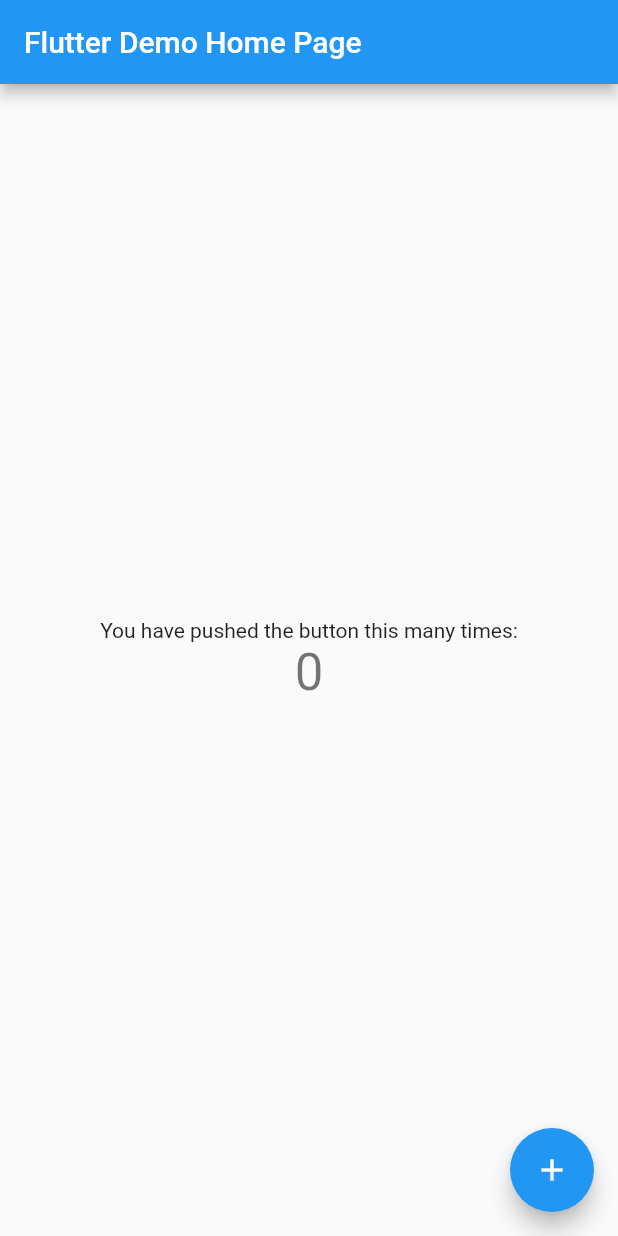
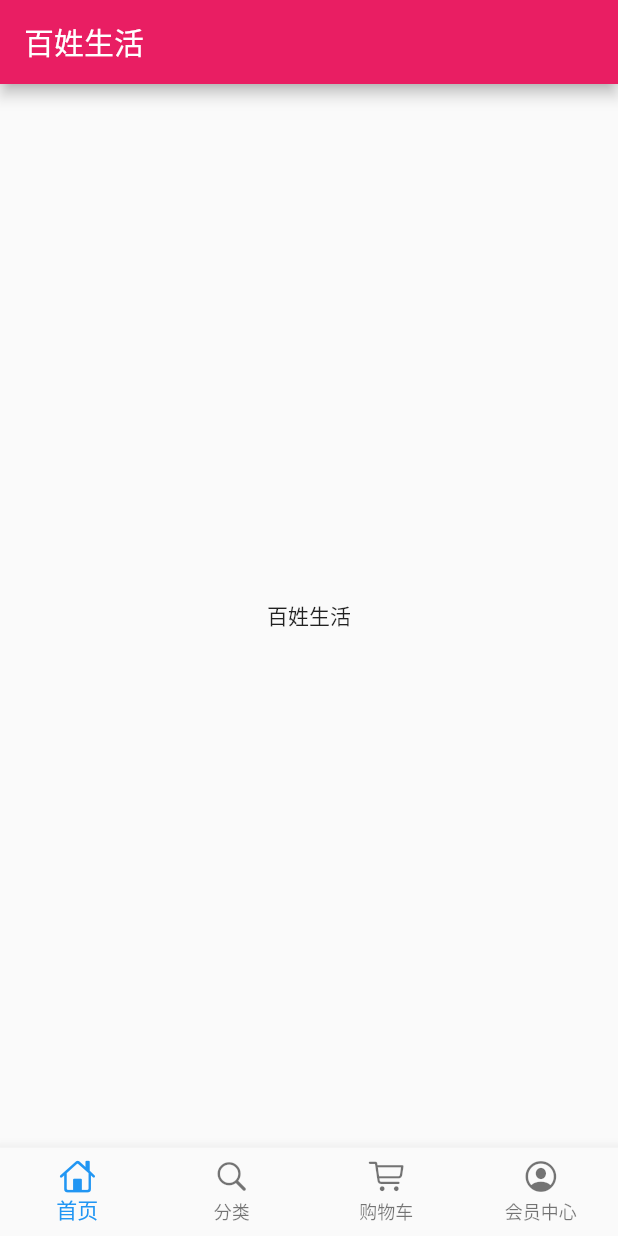
Before and after one commit to hzz-dev/hzz_flutter_shopapp, a Flutter app: the screen it shows after launch, on a phone screen of 412 x 824 dp. Run offline on Flutter 3.47's test engine with Material 2 defaults, Android fonts, the phone set to English and light mode, and no system bars.

Commit message:
完成导航和底部tabbar

```diff
--- a/lib/main.dart
+++ b/lib/main.dart
@@ -1,117 +1,23 @@
 import 'package:flutter/material.dart';
+import 'pages/index_page.dart';
+import 'package:flutter/cupertino.dart';
 
-void main() {
-  runApp(MyApp());
-}
+void main() => runApp(MyApp());
 
 class MyApp extends StatelessWidget {
-  // This widget is the root of your application.
   @override
   Widget build(BuildContext context) {
-    return MaterialApp(
-      title: 'Flutter Demo',
-      theme: ThemeData(
-        // This is the theme of your application.
-        //
-        // Try running your application with "flutter run". You'll see the
-        // application has a blue toolbar. Then, without quitting the app, try
-        // changing the primarySwatch below to Colors.green and then invoke
-        // "hot reload" (press "r" in the console where you ran "flutter run",
-        // or simply save your changes to "hot reload" in a Flutter IDE).
-        // Notice that the counter didn't reset back to zero; the application
-        // is not restarted.
-        primarySwatch: Colors.blue,
-        // This makes the visual density adapt to the platform that you run
-        // the app on. For desktop platforms, the controls will be smaller and
-        // closer together (more dense) than on mobile platforms.
-        visualDensity: VisualDensity.adaptivePlatformDensity,
+    return Container(
+      child: MaterialApp(
+        title: '伏兔科技',
+        // 去掉右上角debug
+        debugShowCheckedModeBanner: false,
+        // 设置主题
+        theme: ThemeData(
+          primaryColor: Colors.pink,
+        ),
+        home: IndexPage(),
       ),
-      home: MyHomePage(title: 'Flutter Demo Home Page'),
     );
   }
 }
-
-class MyHomePage extends StatefulWidget {
-  MyHomePage({Key key, this.title}) : super(key: key);
-
-  // This widget is the home page of your application. It is stateful, meaning
-  // that it has a State object (defined below) that contains fields that affect
-  // how it looks.
-
-  // This class is the configuration for the state. It holds the values (in this
-  // case the title) provided by the parent (in this case the App widget) and
-  // used by the build method of the State. Fields in a Widget subclass are
-  // always marked "final".
-
-  final String title;
-
-  @override
-  _MyHomePageState createState() => _MyHomePageState();
-}
-
-class _MyHomePageState extends State<MyHomePage> {
-  int _counter = 0;
-
-  void _incrementCounter() {
-    setState(() {
-      // This call to setState tells the Flutter framework that something has
-      // changed in this State, which causes it to rerun the build method below
-      // so that the display can reflect the updated values. If we changed
-      // _counter without calling setState(), then the build method would not be
-      // called again, and so nothing would appear to happen.
-      _counter++;
-    });
-  }
-
-  @override
-  Widget build(BuildContext context) {
-    // This method is rerun every time setState is called, for instance as done
-    // by the _incrementCounter method above.
-    //
-    // The Flutter framework has been optimized to make rerunning build methods
-    // fast, so that you can just rebuild anything that needs updating rather
-    // than having to individually change instances of widgets.
-    return Scaffold(
-      appBar: AppBar(
-        // Here we take the value from the MyHomePage object that was created by
-        // the App.build method, and use it to set our appbar title.
-        title: Text(widget.title),
-      ),
-      body: Center(
-        // Center is a layout widget. It takes a single child and positions it
-        // in the middle of the parent.
-        child: Column(
-          // Column is also a layout widget. It takes a list of children and
-          // arranges them vertically. By default, it sizes itself to fit its
-          // children horizontally, and tries to be as tall as its parent.
-          //
-          // Invoke "debug painting" (press "p" in the console, choose the
-          // "Toggle Debug Paint" action from the Flutter Inspector in Android
-          // Studio, or the "Toggle Debug Paint" command in Visual Studio Code)
-          // to see the wireframe for each widget.
-          //
-          // Column has various properties to control how it sizes itself and
-          // how it positions its children. Here we use mainAxisAlignment to
-          // center the children vertically; the main axis here is the vertical
-          // axis because Columns are vertical (the cross axis would be
-          // horizontal).
-          mainAxisAlignment: MainAxisAlignment.center,
-          children: <Widget>[
-            Text(
-              'You have pushed the button this many times:',
-            ),
-            Text(
-              '$_counter',
-              style: Theme.of(context).textTheme.headline4,
-            ),
-          ],
-        ),
-      ),
-      floatingActionButton: FloatingActionButton(
-        onPressed: _incrementCounter,
-        tooltip: 'Increment',
-        child: Icon(Icons.add),
-      ), // This trailing comma makes auto-formatting nicer for build methods.
-    );
-  }
-}
--- /dev/null
+++ b/lib/pages/cart/cart_page.dart
@@ -0,0 +1,13 @@
+import 'package:flutter/material.dart';
+
+class CartPage extends StatelessWidget {
+  @override
+  Widget build(BuildContext context) {
+    return Scaffold(
+      appBar: AppBar(title: Text('购物车')),
+      body: Center(
+        child: Text('购物车'),
+      ),
+    );
+  }
+}
--- /dev/null
+++ b/lib/pages/category/category_page.dart
@@ -0,0 +1,13 @@
+import 'package:flutter/material.dart';
+
+class CategoryPage extends StatelessWidget {
+  @override
+  Widget build(BuildContext context) {
+    return Scaffold(
+      appBar: AppBar(title: Text('分类')),
+      body: Center(
+        child: Text('分类'),
+      ),
+    );
+  }
+}
--- /dev/null
+++ b/lib/pages/home/home_page.dart
@@ -0,0 +1,13 @@
+import 'package:flutter/material.dart';
+
+class HomePage extends StatelessWidget {
+  @override
+  Widget build(BuildContext context) {
+    return Scaffold(
+      appBar: AppBar(title: Text('百姓生活')),
+      body: Center(
+        child: Text('百姓生活'),
+      ),
+    );
+  }
+}
--- /dev/null
+++ b/lib/pages/index_page.dart
@@ -0,0 +1,81 @@
+import 'package:flutter/cupertino.dart';
+import 'package:flutter/material.dart';
+import 'cart/cart_page.dart';
+import 'home/home_page.dart';
+import 'category/category_page.dart';
+import 'member/member_page.dart';
+
+class IndexPage extends StatefulWidget {
+  @override
+  _IndexPageState createState() => _IndexPageState();
+}
+
+class _IndexPageState extends State<IndexPage> {
+  // 底部tabbar
+  final List<BottomNavigationBarItem> bottomTabs = [
+    BottomNavigationBarItem(
+      icon: Icon(CupertinoIcons.home),
+      // ignore: deprecated_member_use
+      title: Text('首页'),
+    ),
+    BottomNavigationBarItem(
+      icon: Icon(CupertinoIcons.search),
+      // ignore: deprecated_member_use
+      title: Text('分类'),
+    ),
+    BottomNavigationBarItem(
+      icon: Icon(CupertinoIcons.shopping_cart),
+      // ignore: deprecated_member_use
+      title: Text('购物车'),
+    ),
+    BottomNavigationBarItem(
+      icon: Icon(CupertinoIcons.profile_circled),
+      // ignore: deprecated_member_use
+      title: Text('会员中心'),
+    )
+  ];
+
+  final List tabBodies = [HomePage(), CategoryPage(), CartPage(), MemberPage()];
+
+  int currentIndex = 0;
+  var currentPage;
+
+  @override
+  void initState() {
+    // TODO: implement initState
+    // 初始化
+    currentPage = tabBodies[currentIndex];
+    super.initState();
+  }
+
+  @override
+  Widget build(BuildContext context) {
+    return Scaffold(
+      backgroundColor: Color.fromRGBO(244, 245, 245, 1.0),
+      bottomNavigationBar: BottomNavigationBar(
+        type: BottomNavigationBarType.fixed,
+        currentIndex: currentIndex,
+        items: bottomTabs,
+        onTap: (index) {
+          setState(() {
+            currentIndex = index;
+            currentPage = tabBodies[currentIndex];
+          });
+        },
+      ),
+      body: currentPage,
+    );
+  }
+}
+
+// class IndexPage extends StatelessWidget {
+//   @override
+//   Widget build(BuildContext context) {
+//     return Scaffold(
+//       appBar: AppBar(title: Text('伏兔科技')),
+//       body: Center(
+//         child: Text('伏兔科技'),
+//       ),
+//     );
+//   }
+// }
--- /dev/null
+++ b/lib/pages/member/member_page.dart
@@ -0,0 +1,14 @@
+
+import 'package:flutter/material.dart';
+
+class MemberPage extends StatelessWidget {
+  @override
+  Widget build(BuildContext context) {
+    return Scaffold(
+      appBar: AppBar(title: Text('会员中心')),
+      body: Center(
+        child: Text('会员中心'),
+      ),
+    );
+  }
+}
```
